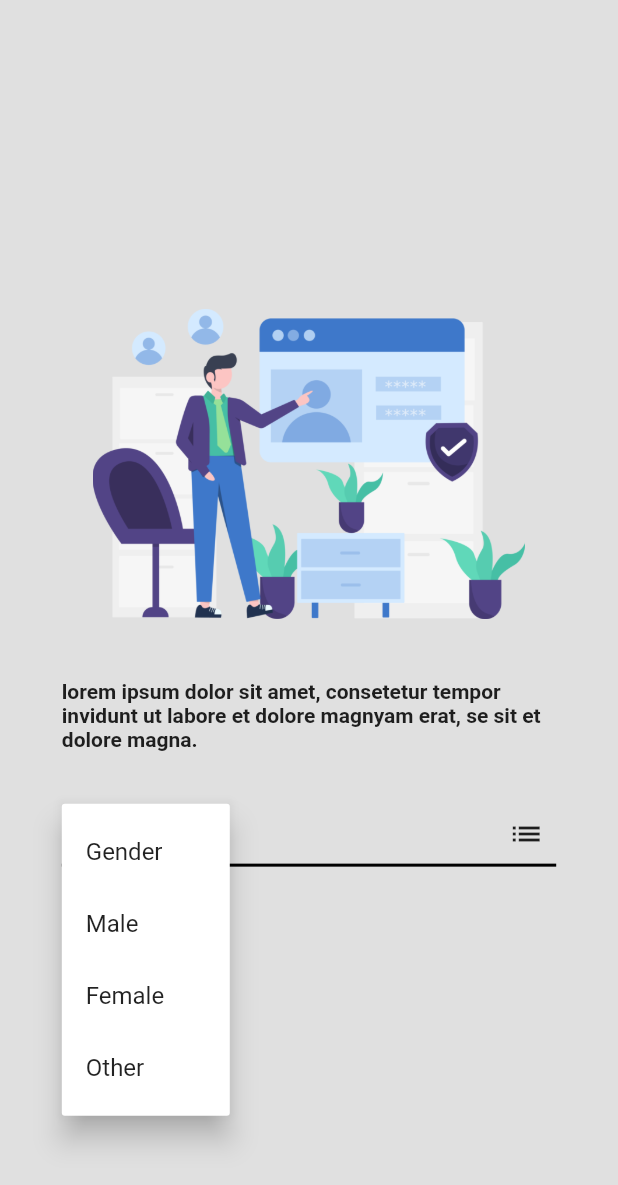
After one commit to RentingApp/Roomie-Mobile, a Flutter app: the RegisterStepB screen opened directly, after a tap on "Gender", on a phone screen of 412 x 824 dp. The commit adds this screen. Shown: the top 1185 px of the screen. Run offline on Flutter 3.47's test engine with Material 2 defaults, Android fonts, the phone set to English and light mode, and no system bars; our stand-ins replace flutter_custom_clippers, flutter_switch, ionicons, loading_animation_widget, responsive_grid, shared_preferences; missing offline and left inert: flutter_circular_text, jwt_decode, shared_preferences_web; accounts and stored records are empty.

Commit message:
new register screen implemented

```diff
--- /dev/null
+++ b/lib/providers/registerInputs.dart
@@ -0,0 +1,95 @@
+import 'package:flutter/material.dart';
+
+class RegisterInputs with ChangeNotifier {
+  String stepA = 'initial';
+  String stepB = 'initial';
+  String stepC = 'initial';
+  String username = '';
+  String firstName = '';
+  String lastName = '';
+  String gender = 'Gender';
+  String email = '';
+  String password = '';
+  String passwordAgain = '';
+
+  String get getStepAStatus => stepA;
+  String get getStepBStatus => stepB;
+  String get getStepCStatus => stepC;
+  String get getUsername => username;
+  String get getFirstName => firstName;
+  String get getLastName => lastName;
+  String get getGender => gender;
+  String get getEmail => email;
+  String get getPassword => password;
+  String get getPasswordAgain => passwordAgain;
+
+  void controlInputValues_profile(Map<String, dynamic> currentInputValues) {
+    notifyListeners();
+  }
+
+  void setUsername(String enteredName) {
+    username = enteredName;
+    notifyListeners();
+  }
+
+  void setFirstName(String enteredFirstName) {
+    firstName = enteredFirstName;
+    notifyListeners();
+  }
+
+  void setLastName(String enteredLastName) {
+    lastName = enteredLastName;
+    notifyListeners();
+  }
+
+  void setGender(String enteredGender) {
+    gender = enteredGender;
+    notifyListeners();
+  }
+
+  void setEmail(String enteredEmail) {
+    email = enteredEmail;
+    notifyListeners();
+  }
+
+  void setPassword(String enteredPassword) {
+    password = enteredPassword;
+    notifyListeners();
+  }
+
+  void setPasswordAgain(String enteredPasswordAgain) {
+    passwordAgain = enteredPasswordAgain;
+    notifyListeners();
+  }
+
+  void controlStepA() {
+    if (username.trim() == '' ||
+        firstName.trim() == '' ||
+        lastName.trim() == '') {
+      stepA = 'error';
+    } else {
+      stepA = 'initial';
+    }
+    notifyListeners();
+  }
+
+  void controlStepB() {
+    if (gender == 'Gender') {
+      stepB = 'error';
+    } else {
+      stepB = 'initial';
+    }
+    notifyListeners();
+  }
+
+  void controlStepC() {
+    if (email.trim() == '' ||
+        password.trim() == '' ||
+        passwordAgain.trim() == '') {
+      stepC = 'error';
+    } else {
+      stepC = 'initial';
+    }
+    notifyListeners();
+  }
+}
--- /dev/null
+++ b/lib/screens/Register/registerStepB.dart
@@ -0,0 +1,177 @@
+import '../../globals/colors.dart';
+import '../../widgets/loadingSpinner.dart';
+import 'package:flutter/material.dart';
+import 'package:provider/provider.dart';
+import '../../providers/registerInputs.dart';
+
+class RegisterStepB extends StatefulWidget {
+  const RegisterStepB({Key? key}) : super(key: key);
+
+  @override
+  State<RegisterStepB> createState() => _RegisterStepBState();
+}
+
+class _RegisterStepBState extends State<RegisterStepB> {
+  String selectedItem = 'Gender';
+  bool isLoading = true;
+
+  @override
+  void didChangeDependencies() {
+    super.didChangeDependencies();
+    precacheImage(AssetImage("assets/images/registerB.png"), context)
+        .then((value) {
+      setState(() {
+        isLoading = false;
+      });
+    });
+  }
+
+  @override
+  Widget build(BuildContext context) {
+    return Scaffold(
+      backgroundColor: greyColor,
+      /*appBar: AppBar(
+          elevation: 0,
+          backgroundColor: greyColor,
+        ),*/
+      body: SingleChildScrollView(
+        child: Center(
+          child: isLoading
+              ? Container(
+                  height: MediaQuery.of(context).size.height * 17 / 20,
+                  child: Column(
+                      mainAxisAlignment: MainAxisAlignment.center,
+                      children: [LoadingSpinner('')]))
+              : Container(
+                  child: Column(
+                    mainAxisAlignment: MainAxisAlignment.center,
+                    children: [
+                      Container(
+                        margin: EdgeInsets.only(
+                            top: MediaQuery.of(context).size.height * 5 / 20),
+                        width: MediaQuery.of(context).size.width * 7 / 10,
+                        child: Image.asset(
+                          'assets/images/registerB.png',
+                        ),
+                      ),
+                      Container(
+                        width: MediaQuery.of(context).size.width * 8 / 10,
+                        margin: EdgeInsets.only(top: 40),
+                        child: Text(
+                          "lorem ipsum dolor sit amet, consetetur tempor invidunt ut labore et dolore magnyam erat, se sit et dolore magna.",
+                          style: TextStyle(fontWeight: FontWeight.bold),
+                        ),
+                      ),
+                      Container(
+                        margin: EdgeInsets.only(top: 35, bottom: 15),
+                        width: MediaQuery.of(context).size.width * 8 / 10,
+                        child: PopupMenuButton(
+                            child: Column(
+                              children: [
+                                Container(
+                                  margin: EdgeInsets.only(top: 0),
+                                  width: MediaQuery.of(context).size.width *
+                                      8 /
+                                      10,
+                                  padding: EdgeInsets.symmetric(vertical: 8),
+                                  child: Row(
+                                    mainAxisAlignment:
+                                        MainAxisAlignment.spaceBetween,
+                                    children: [
+                                      Container(
+                                        margin: EdgeInsets.only(left: 8),
+                                        child: Text(
+                                          selectedItem,
+                                          style: TextStyle(
+                                              fontSize: 14.0,
+                                              color: blackColor),
+                                        ),
+                                      ),
+                                      Container(
+                                        margin: EdgeInsets.only(right: 8),
+                                        child: Icon(Icons.list),
+                                      )
+                                    ],
+                                  ),
+                                ),
+                                Container(
+                                  alignment: Alignment.center,
+                                  width: MediaQuery.of(context).size.width *
+                                      8 /
+                                      10,
+                                  height: 2,
+                                  color: blackColor,
+                                ),
+                              ],
+                            ),
+                            itemBuilder: (context) {
+                              int count = -1;
+                              return [
+                                PopupMenuItem(
+                                  value: ++count,
+                                  child: Text('Gender'),
+                                ),
+                                PopupMenuItem(
+                                  value: ++count,
+                                  child: Text('Male'),
+                                ),
+                                PopupMenuItem(
+                                  value: ++count,
+                                  child: Text('Female'),
+                                ),
+                                PopupMenuItem(
+                                  value: ++count,
+                                  child: Text('Other'),
+                                )
+                              ];
+                            },
+                            onSelected: (value) {
+                              switch (value) {
+                                case 0:
+                                  setState(() {
+                                    selectedItem = 'Gender';
+                                  });
+                                  break;
+                                case 1:
+                                  setState(() {
+                                    selectedItem = 'Male';
+                                  });
+                                  break;
+                                case 2:
+                                  setState(() {
+                                    selectedItem = 'Female';
+                                  });
+
+                                  break;
+                                case 3:
+                                  setState(() {
+                                    selectedItem = 'Other';
+                                  });
+                                  break;
+                              }
+                              Provider.of<RegisterInputs>(context,
+                                      listen: false)
+                                  .setGender(selectedItem.toString());
+                            }),
+                      ),
+                      if (Provider.of<RegisterInputs>(context, listen: true)
+                              .getStepBStatus ==
+                          'error')
+                        Container(
+                          margin: EdgeInsets.only(top: 15),
+                          child: Text(
+                            'You must choose an option!',
+                            style: TextStyle(
+                                color: warningColor,
+                                fontSize: 15,
+                                fontWeight: FontWeight.normal),
+                          ),
+                        )
+                    ],
+                  ),
+                ),
+        ),
+      ),
+    );
+  }
+}
```
Also changed, not shown: lib/main.dart (+9 -14 lines), lib/screens/Register/registerB.dart (deleted, +0 -95 lines), lib/screens/Register/registerSlider.dart (renamed from lib/screens/pView.dart, +53 -34 lines), lib/screens/Register/registerStepA.dart (renamed from lib/screens/Register/registerA.dart, +34 -11 lines), lib/screens/Register/registerStepC.dart (renamed from lib/screens/Register/registerC.dart, +30 -8 lines), lib/screens/login.dart (+3 -4 lines).
